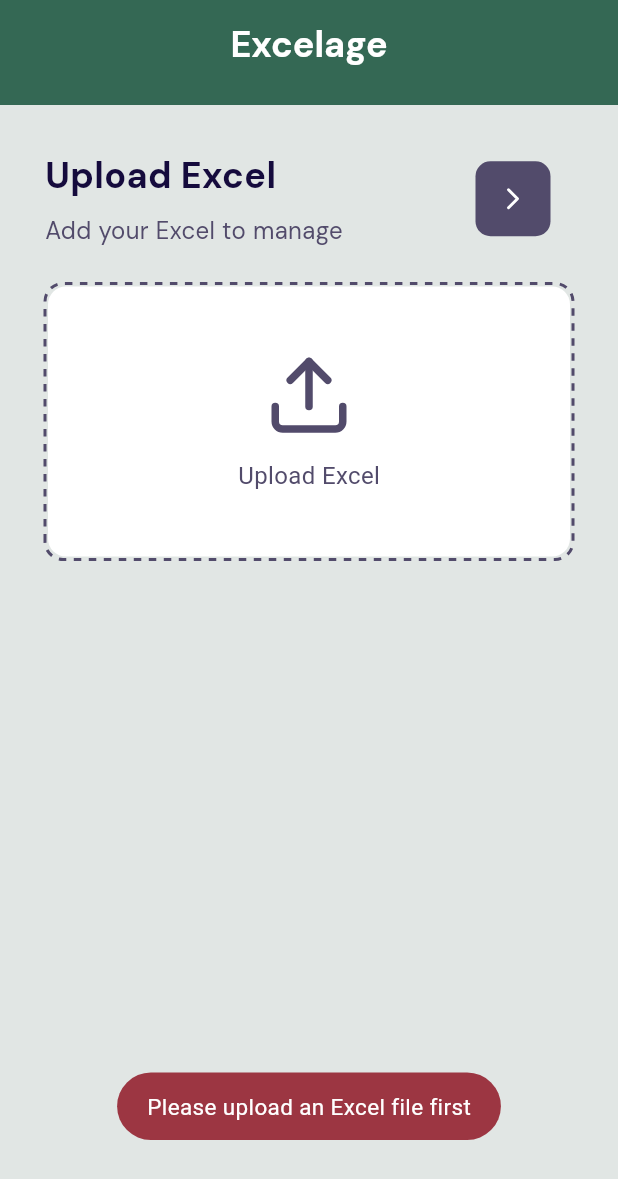
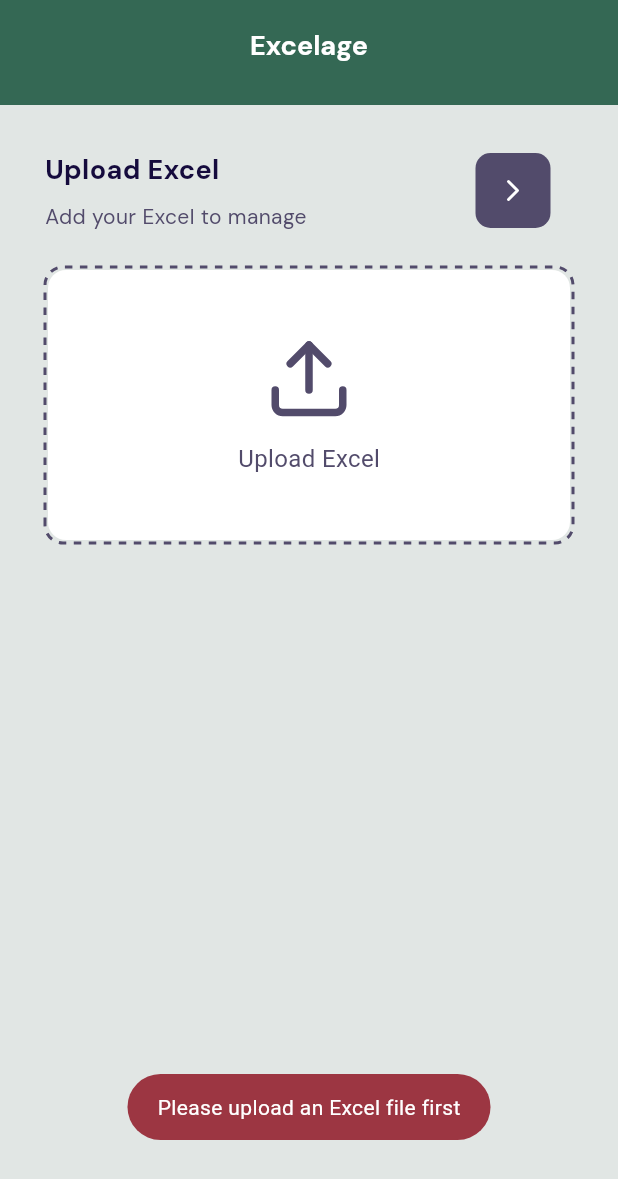
Before and after one commit to Mnemovate/Excelage, a Flutter app: the screen it shows after launch, after a tap on an icon or button, on a phone screen of 412 x 824 dp. Shown: the top 1179 px of the screen. Run offline on Flutter 3.47's test engine with Material 3 defaults, Android fonts, the phone set to English and light mode, and no system bars; drawn by our look-alikes of dotted_border; our stand-ins replace file_picker, flutter_svg, fluttertoast, google_fonts; missing offline and left inert: excel.

Commit message:
main update

```diff
--- a/lib/main.dart
+++ b/lib/main.dart
@@ -89,10 +89,10 @@ class _FilePickerScreenState extends State<FilePickerScreen> {
             child: Text(
               'Excelage',
               style: GoogleFonts.dmSans(
-                        color: Color(0XFFFFFFFF),
-                        fontSize: 24,
-                        fontWeight: FontWeight.w700,
-                      ),
+                color: Color(0XFFFFFFFF),
+                fontSize: 18,
+                fontWeight: FontWeight.w700,
+              ),
             ),
           ),
           centerTitle: true,
@@ -122,7 +122,7 @@ class _FilePickerScreenState extends State<FilePickerScreen> {
                             'Upload Excel',
                             style: GoogleFonts.dmSans(
                               color: Color(0XFF150B3D),
-                              fontSize: 24,
+                              fontSize: 18,
                               fontWeight: FontWeight.w700,
                             ),
                           ),
@@ -131,7 +131,7 @@ class _FilePickerScreenState extends State<FilePickerScreen> {
                             'Add your Excel to manage',
                             style: GoogleFonts.dmSans(
                               color: Color(0XFF524B6B),
-                              fontSize: 16,
+                              fontSize: 14,
                               fontWeight: FontWeight.w400,
                             ),
                           ),
@@ -156,14 +156,7 @@ class _FilePickerScreenState extends State<FilePickerScreen> {
                             }
 
                             // dapatkan file excel
-                            File file = File(_fileName!);
-                            // dapatkan path file
-                            String path = file.path;
-                            // dapatkan nama file
-                            String name = file.path.split('/').last;
-                            // dapatkan ekstensi file
-                            String ext = name.split('.').last;
-
+                            // File file = File(_fileName!);
 
                             Fluttertoast.showToast(
                               msg: "Excel file uploaded successfully!",
@@ -172,7 +165,7 @@ class _FilePickerScreenState extends State<FilePickerScreen> {
                               timeInSecForIosWeb: 2,
                               backgroundColor: Color(0XFF346854),
                               textColor: Color(0XFFFFFFFF),
-                              fontSize: 15
+                              fontSize: 14,
                             );
                           } else {
                             Fluttertoast.showToast(
@@ -182,7 +175,7 @@ class _FilePickerScreenState extends State<FilePickerScreen> {
                               timeInSecForIosWeb: 2,
                               backgroundColor: Color(0XFF9C3642),
                               textColor: Color(0XFFFFFFFF),
-                              fontSize: 15
+                              fontSize: 14,
                             );
                           }
                         },
@@ -191,7 +184,10 @@ class _FilePickerScreenState extends State<FilePickerScreen> {
                           width: 50,
                           height: 50,
                           decoration: BoxDecoration(
-                            color: excelData.isNotEmpty ? Color(0XFF346854) : Color(0XFF524B6B),
+                            color:
+                                excelData.isNotEmpty
+                                    ? Color(0XFF346854)
+                                    : Color(0XFF524B6B),
                             borderRadius: BorderRadius.circular(10),
                           ),
                           child: Center(
```
